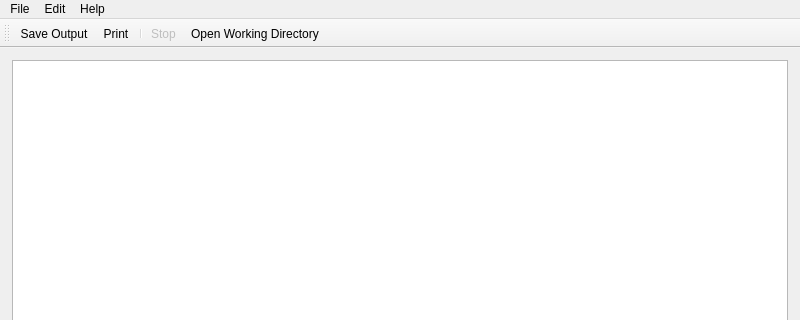
Before: the Qt Designer form ui/MainWindow.ui in kipr/computer, drawn with Qt 5; both pictures show x 0 to 800 and y 0 to 320 of the 800 by 600 pixel window.
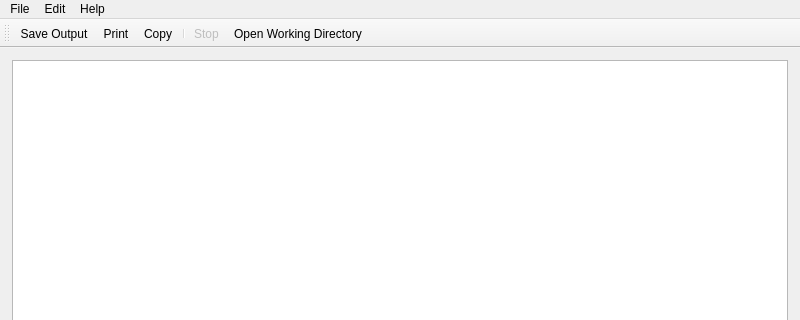
After: the same form once the commit is applied. Icons and pictures are not drawn. Custom widgets are drawn as their Qt base class.

Commit message: Added copy button

Diff of the .ui file:
```diff
--- a/ui/MainWindow.ui
+++ b/ui/MainWindow.ui
@@ -86,6 +86,7 @@
    </attribute>
    <addaction name="actionSave"/>
    <addaction name="actionPrint"/>
+   <addaction name="actionCopy"/>
    <addaction name="separator"/>
    <addaction name="actionStop"/>
    <addaction name="actionOpenWorkingDirectory"/>
@@ -150,6 +151,15 @@
     <string>About</string>
    </property>
   </action>
+  <action name="actionCopy">
+   <property name="icon">
+    <iconset resource="../rc/rc.qrc">
+     <normaloff>:/page_white_copy.png</normaloff>:/page_white_copy.png</iconset>
+   </property>
+   <property name="text">
+    <string>Copy</string>
+   </property>
+  </action>
  </widget>
  <customwidgets>
   <customwidget>
```
The commit also changes 4 other files.
